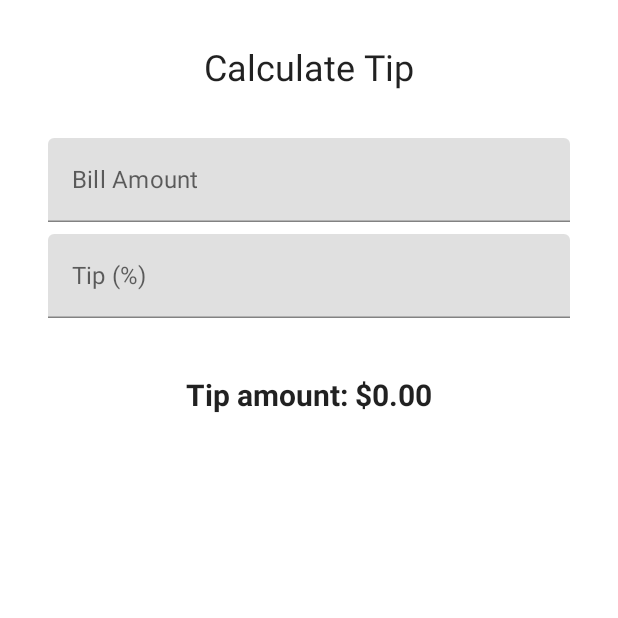
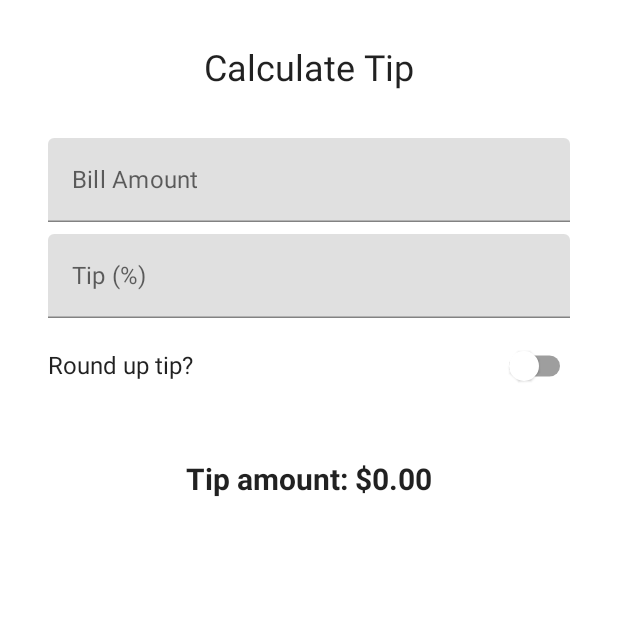
Before and after one commit to xtianluz/custom-tip-time, an Android app built with Jetpack Compose: the screen it shows after launch (MainActivity), on a phone screen of 412 x 824 dp, the top half of it. Run offline under Robolectric (Android 15) with nearby library versions, the phone set to English and light mode, and no system bars.

```diff
--- a/app/src/main/java/com/example/tiptime/MainActivity.kt
+++ b/app/src/main/java/com/example/tiptime/MainActivity.kt
@@ -7,10 +7,7 @@ import androidx.annotation.StringRes
 import androidx.compose.foundation.layout.*
 import androidx.compose.foundation.text.KeyboardActions
 import androidx.compose.foundation.text.KeyboardOptions
-import androidx.compose.material.MaterialTheme
-import androidx.compose.material.Surface
-import androidx.compose.material.Text
-import androidx.compose.material.TextField
+import androidx.compose.material.*
 import androidx.compose.runtime.Composable
 import androidx.compose.runtime.getValue
 import androidx.compose.runtime.setValue
@@ -29,6 +26,7 @@ import androidx.compose.ui.unit.dp
 import androidx.compose.ui.unit.sp
 import com.example.tiptime.ui.theme.TipTimeTheme
 import java.text.NumberFormat
+import kotlin.math.round
 
 class MainActivity : ComponentActivity() {
     override fun onCreate(savedInstanceState: Bundle?) {
@@ -52,6 +50,7 @@ fun TipTimeScreen() {
     val focusManager = LocalFocusManager.current
     var amountInput by remember { (mutableStateOf("")) }
     var tipInput by remember { mutableStateOf("") }
+    var roundUp by remember { mutableStateOf( false ) }
     val amount = amountInput.toDoubleOrNull() ?: 0.0
     val tipPercent = tipInput.toDoubleOrNull() ?: 0.0
     val tip = calculateTip(amount, tipPercent)
@@ -99,6 +98,10 @@ fun TipTimeScreen() {
                 }
             )
         )
+        RoundTheTipRow(
+            roundUp = roundUp,
+            onRoundupChanged = { roundUp = it }
+        )
         Spacer(Modifier.height(24.dp))
         Text(
             text = stringResource(R.string.tip_amount, tip),
@@ -131,6 +134,25 @@ fun EditNumberField(
     )
 }
 
+@Composable
+fun RoundTheTipRow(modifier: Modifier = Modifier, roundUp: Boolean, onRoundupChanged: (Boolean) -> Unit){
+    Row(
+        modifier = Modifier
+            .fillMaxWidth()
+            .size(48.dp),
+        verticalAlignment = Alignment.CenterVertically
+    ){
+        Text( text = stringResource(R.string.round_up_tip))
+        Switch(
+            checked = roundUp,
+            onCheckedChange = onRoundupChanged,
+            modifier = Modifier
+                .fillMaxWidth()
+                .wrapContentWidth(Alignment.End)
+        )
+    }
+}
+
 private fun calculateTip(
     amount: Double,
     tipPercent: Double = 15.0
```
